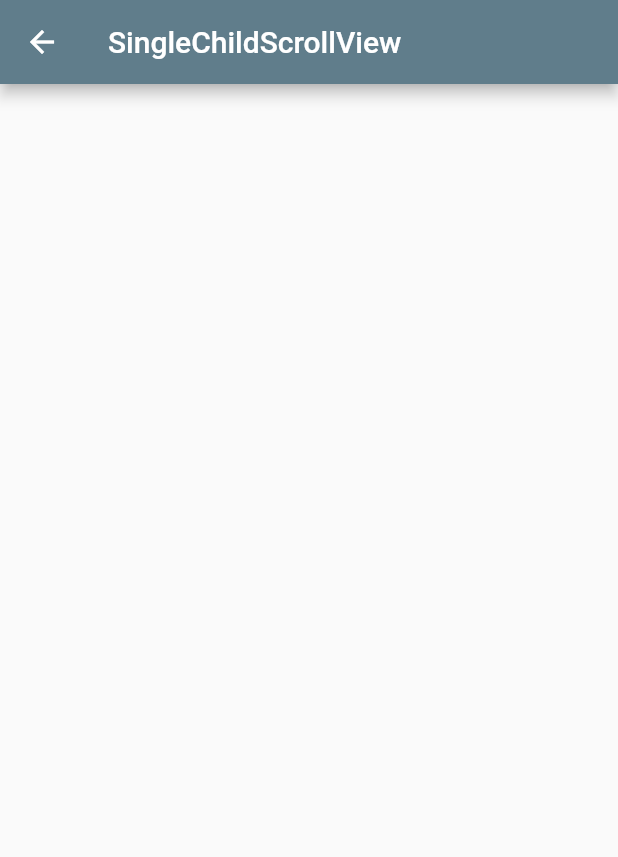
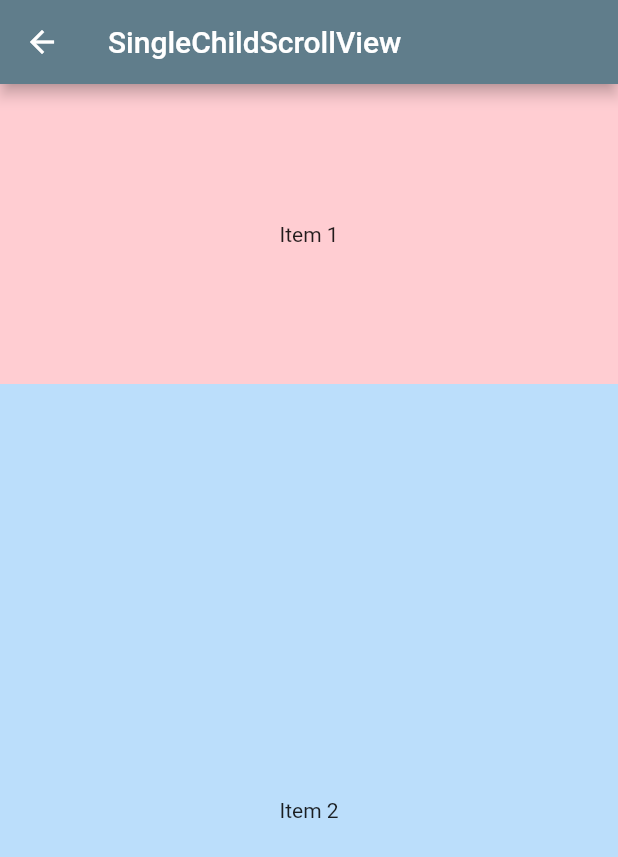
Before and after one commit to gulsenkeskin/top_listview_widgets, a Flutter app: the SingleChildScrollViewPage screen opened directly, on a phone screen of 412 x 824 dp. Shown: the top 857 px of the screen. Run offline on Flutter 3.47's test engine with Material 2 defaults, Android fonts, the phone set to English and light mode, and no system bars.

Commit message:
Update single_child_scroll_view.dart

```diff
--- a/lib/src/pages/single_child_scroll_view.dart
+++ b/lib/src/pages/single_child_scroll_view.dart
@@ -1,14 +1,32 @@
 import 'package:flutter/material.dart';
 
 class SingleChildScrollViewPage extends StatelessWidget {
-  const SingleChildScrollViewPage({Key? key, required this.title}) : super(key: key);
+  const SingleChildScrollViewPage({Key? key, required this.title})
+      : super(key: key);
   final String title;
 
   @override
   Widget build(BuildContext context) {
     return Scaffold(
-      appBar:AppBar(title: Text(title),
-
+      appBar: AppBar(
+        title: Text(title),
+      ),
+      body: Column(
+        children: [
+          Container(
+            alignment: Alignment.center,
+            color: Colors.red[100],
+            height: 200,
+            child: const Text('Item 1'),
+          ),
+          Expanded(
+              child: Container(
+            alignment: Alignment.center,
+            color: Colors.blue[100],
+            height: 500,
+            child: const Text('Item 2'),
+          ))
+        ],
       ),
     );
   }
```
